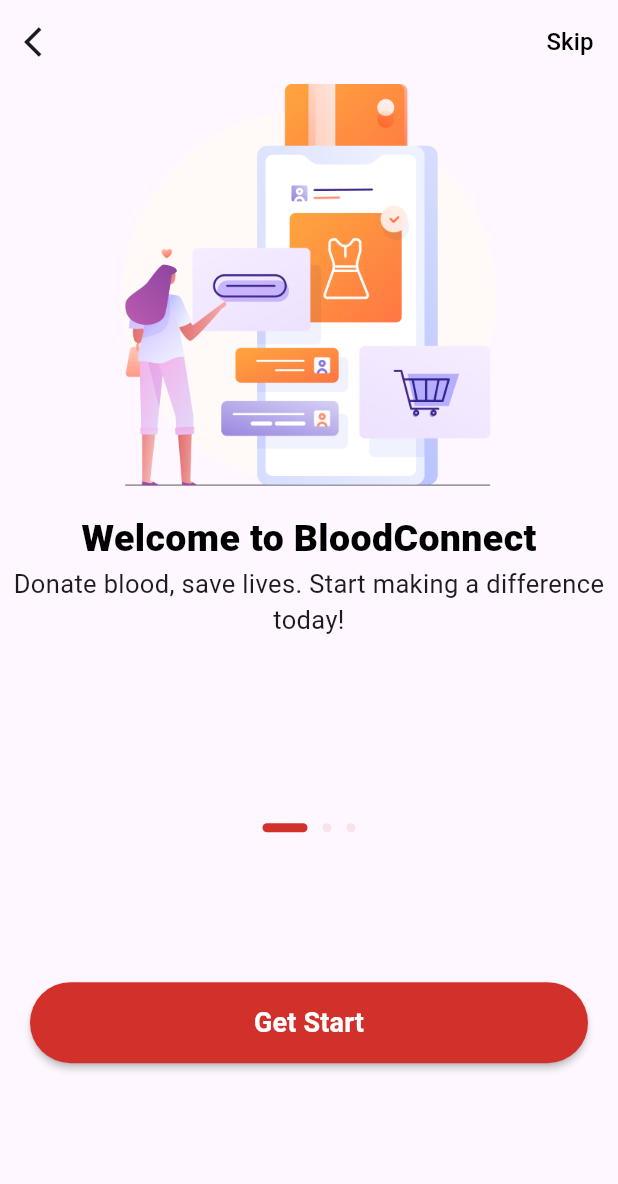
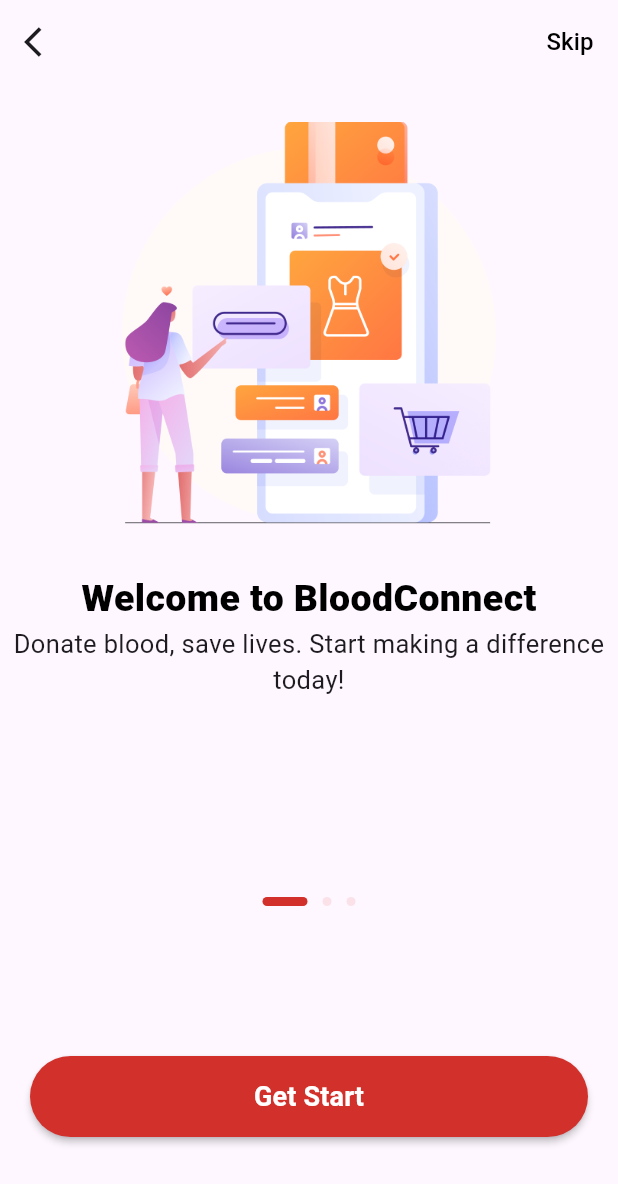
Before and after one commit to elmahdi004/blood_donation_app, a Flutter app: the screen it shows after launch, on a phone screen of 412 x 824 dp. Shown: the top 1184 px of the screen. Run offline on Flutter 3.47's test engine with Material 3 defaults, Android fonts, the phone set to English and light mode, and no system bars.

Commit message:
finish splash v2

```diff
--- a/lib/pages/splash/First.dart
+++ b/lib/pages/splash/First.dart
@@ -56,7 +56,7 @@ class _BodySplashState extends State<BodySplash> {
       body: Column(
         children: [
           Expanded(
-            flex: 3,
+            flex: 4,
             child: Container(
                 child: Center(
                     child: PageView.builder(
@@ -70,15 +70,15 @@ class _BodySplashState extends State<BodySplash> {
                           return Column(
                             // mainAxisAlignment: MainAxisAlignment.spaceEvenly,
                             children: [
-                              // const SizedBox(
-                              //   height: 40,
-                              // ),
+                              const SizedBox(
+                                height: 25,
+                              ),
                               Image.asset(
                                 '${splashs[index]["image"]}',
                                 height: 270,
                               ),
                               const SizedBox(
-                                height: 15,
+                                height: 30,
                               ),
                               Text(
                                 "${splashs[index]["title"]}",
```
